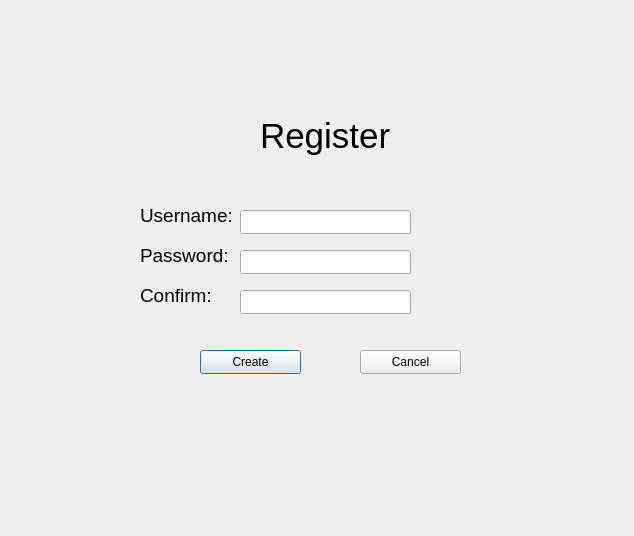
This is register.ui in Didi305/Discard as Qt 5 draws it before an edit. The edited form follows.
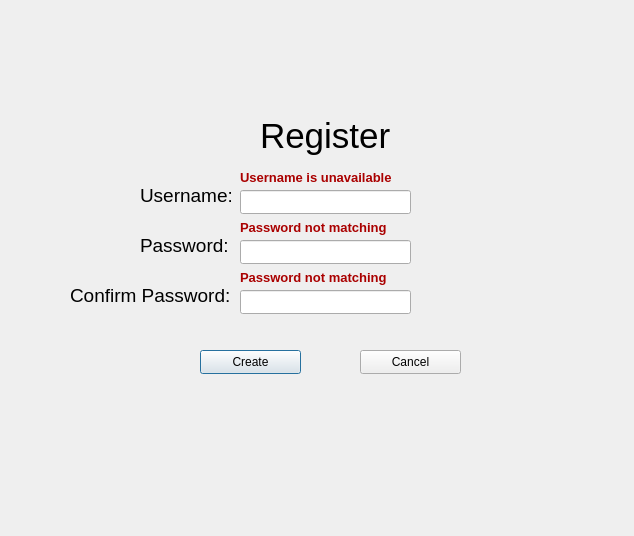
This is the edited form.

Commit message:
Register/Login Error Messages
- Login and Register form gives feedback to the user now.

What changed in the file:
```diff
--- a/register.ui
+++ b/register.ui
@@ -14,10 +14,13 @@
    <string>Dialog</string>
   </property>
   <widget class="QLineEdit" name="registerUsername">
+   <property name="enabled">
+    <bool>true</bool>
+   </property>
    <property name="geometry">
     <rect>
      <x>240</x>
-     <y>210</y>
+     <y>190</y>
      <width>171</width>
      <height>24</height>
     </rect>
@@ -27,17 +30,17 @@
    <property name="geometry">
     <rect>
      <x>240</x>
-     <y>250</y>
-     <width>171</width>
-     <height>24</height>
-    </rect>
-   </property>
-  </widget>
-  <widget class="QLabel" name="label_3">
-   <property name="geometry">
-    <rect>
-     <x>140</x>
      <y>240</y>
+     <width>171</width>
+     <height>24</height>
+    </rect>
+   </property>
+  </widget>
+  <widget class="QLabel" name="label_3">
+   <property name="geometry">
+    <rect>
+     <x>140</x>
+     <y>230</y>
      <width>91</width>
      <height>31</height>
     </rect>
@@ -55,7 +58,7 @@
    <property name="geometry">
     <rect>
      <x>140</x>
-     <y>200</y>
+     <y>180</y>
      <width>91</width>
      <height>31</height>
     </rect>
@@ -116,9 +119,9 @@
   <widget class="QLabel" name="label_4">
    <property name="geometry">
     <rect>
-     <x>140</x>
+     <x>70</x>
      <y>280</y>
-     <width>91</width>
+     <width>161</width>
      <height>31</height>
     </rect>
    </property>
@@ -128,7 +131,7 @@
     </font>
    </property>
    <property name="text">
-    <string>Confirm:</string>
+    <string>Confirm Password:</string>
    </property>
   </widget>
   <widget class="QLineEdit" name="registerPasswordConfirmation">
@@ -141,6 +144,93 @@
     </rect>
    </property>
   </widget>
+  <widget class="QLabel" name="usernameUnavailableError">
+   <property name="enabled">
+    <bool>false</bool>
+   </property>
+   <property name="geometry">
+    <rect>
+     <x>240</x>
+     <y>170</y>
+     <width>151</width>
+     <height>16</height>
+    </rect>
+   </property>
+   <property name="mouseTracking">
+    <bool>true</bool>
+   </property>
+   <property name="frameShape">
+    <enum>QFrame::Shape::NoFrame</enum>
+   </property>
+   <property name="text">
+    <string>&lt;html&gt;&lt;head/&gt;&lt;body&gt;&lt;p&gt;&lt;span style=&quot; font-size:10pt; font-weight:700; color:#aa0000;&quot;&gt;Username is unavailable&lt;/span&gt;&lt;/p&gt;&lt;/body&gt;&lt;/html&gt;</string>
+   </property>
+   <property name="scaledContents">
+    <bool>false</bool>
+   </property>
+  </widget>
+  <widget class="QLabel" name="passwordNotMatchingError_2">
+   <property name="enabled">
+    <bool>false</bool>
+   </property>
+   <property name="geometry">
+    <rect>
+     <x>240</x>
+     <y>270</y>
+     <width>151</width>
+     <height>16</height>
+    </rect>
+   </property>
+   <property name="mouseTracking">
+    <bool>true</bool>
+   </property>
+   <property name="frameShape">
+    <enum>QFrame::Shape::NoFrame</enum>
+   </property>
+   <property name="text">
+    <string>&lt;html&gt;&lt;head/&gt;&lt;body&gt;&lt;p&gt;&lt;span style=&quot; font-size:10pt; font-weight:700; color:#aa0000;&quot;&gt;Password not matching&lt;/span&gt;&lt;/p&gt;&lt;/body&gt;&lt;/html&gt;</string>
+   </property>
+   <property name="scaledContents">
+    <bool>false</bool>
+   </property>
+  </widget>
+  <widget class="QLabel" name="passwordNotMatchingError">
+   <property name="enabled">
+    <bool>false</bool>
+   </property>
+   <property name="geometry">
+    <rect>
+     <x>240</x>
+     <y>220</y>
+     <width>151</width>
+     <height>16</height>
+    </rect>
+   </property>
+   <property name="mouseTracking">
+    <bool>true</bool>
+   </property>
+   <property name="frameShape">
+    <enum>QFrame::Shape::NoFrame</enum>
+   </property>
+   <property name="text">
+    <string>&lt;html&gt;&lt;head/&gt;&lt;body&gt;&lt;p&gt;&lt;span style=&quot; font-size:10pt; font-weight:700; color:#aa0000;&quot;&gt;Password not matching&lt;/span&gt;&lt;/p&gt;&lt;/body&gt;&lt;/html&gt;</string>
+   </property>
+   <property name="scaledContents">
+    <bool>false</bool>
+   </property>
+  </widget>
+  <zorder>usernameUnavailableError</zorder>
+  <zorder>registerUsername</zorder>
+  <zorder>registerPassword</zorder>
+  <zorder>label_3</zorder>
+  <zorder>label_2</zorder>
+  <zorder>registerButton</zorder>
+  <zorder>cancelButton</zorder>
+  <zorder>label</zorder>
+  <zorder>label_4</zorder>
+  <zorder>registerPasswordConfirmation</zorder>
+  <zorder>passwordNotMatchingError_2</zorder>
+  <zorder>passwordNotMatchingError</zorder>
  </widget>
  <resources/>
  <connections/>
```
The commit also changes 16 other files.
